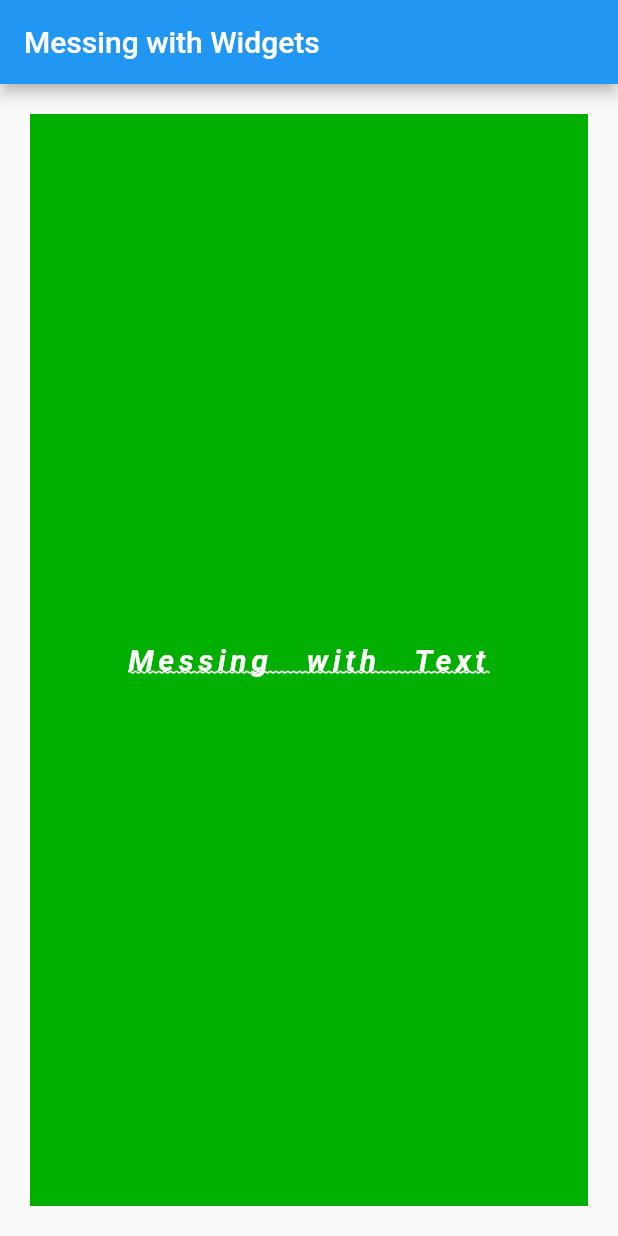
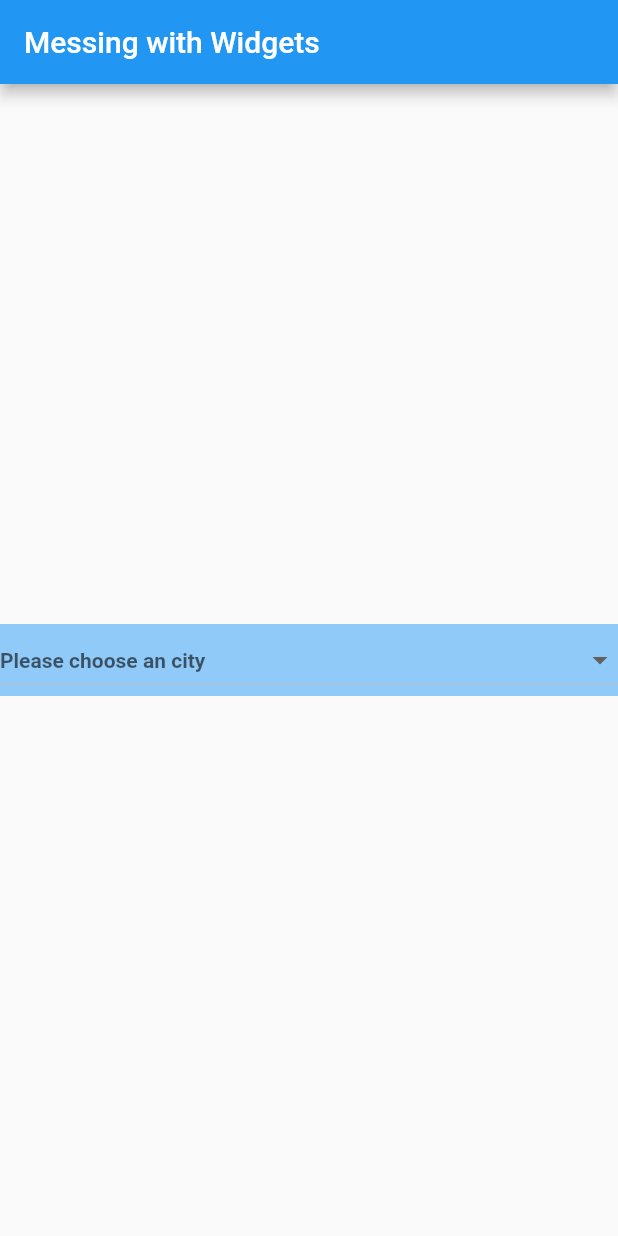
Before and after one commit to lyraddigital/flutter-widgets-part1, a Flutter app: the screen it shows after launch, on a phone screen of 412 x 824 dp. Run offline on Flutter 3.47's test engine with Material 2 defaults, Android fonts, the phone set to English and light mode, and no system bars.

Commit message:
Added some buttons

```diff
--- a/lib/main.dart
+++ b/lib/main.dart
@@ -6,6 +6,9 @@ import 'widgets/flex.dart';
 import 'widgets/expanded.dart';
 import 'widgets/flexible.dart';
 import 'widgets/text.dart';
+import 'widgets/buttons/raised-button.dart';
+import 'widgets/buttons/flat-button.dart';
+import 'widgets/buttons/dropdown-button.dart';
 
 void main() => runApp(MyApp());
 
@@ -18,7 +21,7 @@ class MyApp extends StatelessWidget {
         appBar: AppBar(
           title: Text('Messing with Widgets'),
         ),
-        body: TextTestWidget()
+        body: DropdownButtonTestWidget()
       ),
     );
   }
--- /dev/null
+++ b/lib/widgets/buttons/dropdown-button.dart
@@ -0,0 +1,46 @@
+import 'package:flutter/material.dart';
+
+class DropdownButtonTestWidget extends StatefulWidget {
+  @override
+  State<StatefulWidget> createState() {
+    return CityState();
+  }
+}
+
+class CityState extends State<DropdownButtonTestWidget> {
+  String currentlyChosenCity;
+
+  @override
+  Widget build(BuildContext context) {
+    return Center(
+      child: Container(
+        color: Theme.of(context).backgroundColor,
+        child: DropdownButton(
+          value: currentlyChosenCity,
+          disabledHint: Text('Can\'t choose city'),
+          elevation: 1,
+          hint: Text('Please choose an city'),
+          isDense: false,
+          isExpanded: true,
+          style: TextStyle(
+            fontWeight: FontWeight.bold,
+            color: Color.fromARGB(255, 0, 0, 0)
+          ),
+          items: ['Melbourne', 'Sydney', 'Brisbane', 'Adelaide', 'Perth']
+              .map(
+                (city) => DropdownMenuItem<String>(
+                  child: Text(city),
+                  value: city
+                )
+              ).toList(),
+          onChanged:
+            (city) => {
+            setState(() => {
+              currentlyChosenCity = city
+            })
+          },
+        )
+      )
+    );
+  }
+}
```
Also changed, not shown: lib/widgets/buttons/flat-button.dart (added, +23 -0 lines), lib/widgets/buttons/raised-button.dart (added, +27 -0 lines).
